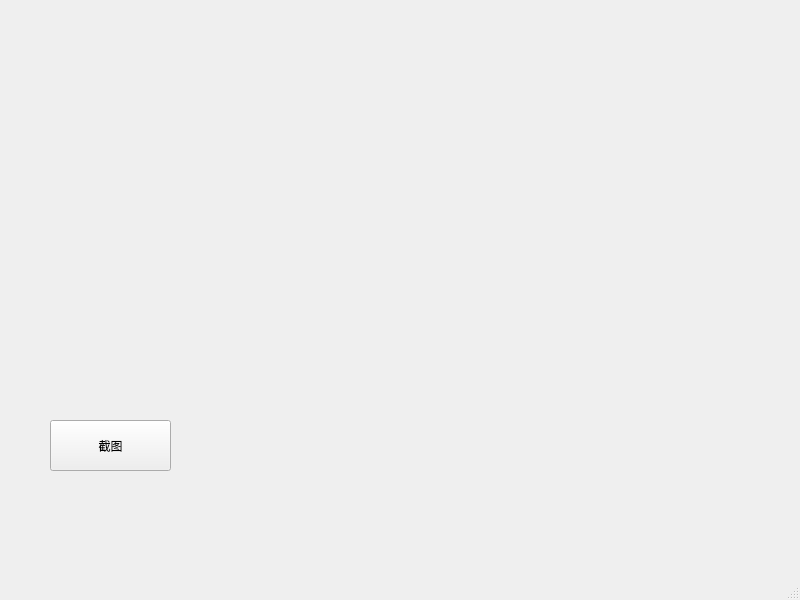
Before: the Qt Designer form ui/main.ui in protosskai/OCRTranslater, drawn with Qt 5.
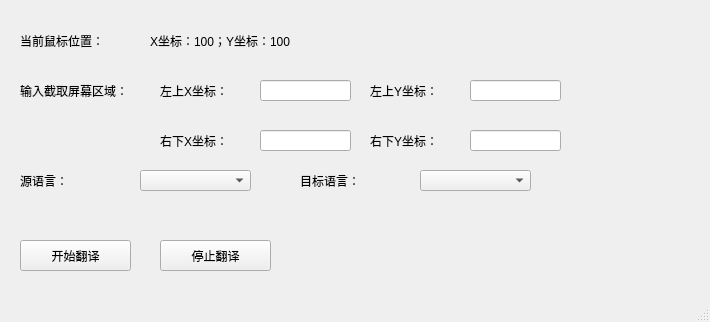
After: the same form once the commit is applied.

Commit message: 完成了OCR识别接口和翻译接口

Patch:
```diff
--- a/ui/main.ui
+++ b/ui/main.ui
@@ -6,25 +6,215 @@
    <rect>
     <x>0</x>
     <y>0</y>
-    <width>800</width>
-    <height>600</height>
+    <width>710</width>
+    <height>322</height>
    </rect>
   </property>
   <property name="windowTitle">
    <string>OCR翻译器</string>
   </property>
   <widget class="QWidget" name="centralwidget">
-   <widget class="QPushButton" name="cutButton">
+   <widget class="QLabel" name="label">
     <property name="geometry">
      <rect>
-      <x>50</x>
-      <y>420</y>
-      <width>121</width>
-      <height>51</height>
+      <x>20</x>
+      <y>20</y>
+      <width>111</width>
+      <height>41</height>
      </rect>
     </property>
     <property name="text">
-     <string>截图</string>
+     <string>当前鼠标位置：</string>
+    </property>
+   </widget>
+   <widget class="QLabel" name="label_2">
+    <property name="geometry">
+     <rect>
+      <x>150</x>
+      <y>20</y>
+      <width>261</width>
+      <height>41</height>
+     </rect>
+    </property>
+    <property name="text">
+     <string>X坐标：100；Y坐标：100</string>
+    </property>
+   </widget>
+   <widget class="QLabel" name="label_3">
+    <property name="geometry">
+     <rect>
+      <x>20</x>
+      <y>70</y>
+      <width>151</width>
+      <height>41</height>
+     </rect>
+    </property>
+    <property name="text">
+     <string>输入截取屏幕区域：</string>
+    </property>
+   </widget>
+   <widget class="QLabel" name="label_4">
+    <property name="geometry">
+     <rect>
+      <x>160</x>
+      <y>70</y>
+      <width>91</width>
+      <height>41</height>
+     </rect>
+    </property>
+    <property name="text">
+     <string>左上X坐标：</string>
+    </property>
+   </widget>
+   <widget class="QLineEdit" name="leftUpXEdit">
+    <property name="geometry">
+     <rect>
+      <x>260</x>
+      <y>80</y>
+      <width>91</width>
+      <height>21</height>
+     </rect>
+    </property>
+   </widget>
+   <widget class="QLineEdit" name="leftUpYEdit">
+    <property name="geometry">
+     <rect>
+      <x>470</x>
+      <y>80</y>
+      <width>91</width>
+      <height>21</height>
+     </rect>
+    </property>
+   </widget>
+   <widget class="QLabel" name="label_5">
+    <property name="geometry">
+     <rect>
+      <x>370</x>
+      <y>70</y>
+      <width>91</width>
+      <height>41</height>
+     </rect>
+    </property>
+    <property name="text">
+     <string>左上Y坐标：</string>
+    </property>
+   </widget>
+   <widget class="QLabel" name="label_6">
+    <property name="geometry">
+     <rect>
+      <x>370</x>
+      <y>120</y>
+      <width>91</width>
+      <height>41</height>
+     </rect>
+    </property>
+    <property name="text">
+     <string>右下Y坐标：</string>
+    </property>
+   </widget>
+   <widget class="QLineEdit" name="rightDownXEdit">
+    <property name="geometry">
+     <rect>
+      <x>260</x>
+      <y>130</y>
+      <width>91</width>
+      <height>21</height>
+     </rect>
+    </property>
+   </widget>
+   <widget class="QLineEdit" name="rightDownXEdit_2">
+    <property name="geometry">
+     <rect>
+      <x>470</x>
+      <y>130</y>
+      <width>91</width>
+      <height>21</height>
+     </rect>
+    </property>
+   </widget>
+   <widget class="QLabel" name="label_7">
+    <property name="geometry">
+     <rect>
+      <x>160</x>
+      <y>120</y>
+      <width>91</width>
+      <height>41</height>
+     </rect>
+    </property>
+    <property name="text">
+     <string>右下X坐标：</string>
+    </property>
+   </widget>
+   <widget class="QPushButton" name="beginTranslateButton">
+    <property name="geometry">
+     <rect>
+      <x>20</x>
+      <y>240</y>
+      <width>111</width>
+      <height>31</height>
+     </rect>
+    </property>
+    <property name="text">
+     <string>开始翻译</string>
+    </property>
+   </widget>
+   <widget class="QPushButton" name="stopTranslateButton">
+    <property name="geometry">
+     <rect>
+      <x>160</x>
+      <y>240</y>
+      <width>111</width>
+      <height>31</height>
+     </rect>
+    </property>
+    <property name="text">
+     <string>停止翻译</string>
+    </property>
+   </widget>
+   <widget class="QComboBox" name="comboBox">
+    <property name="geometry">
+     <rect>
+      <x>140</x>
+      <y>170</y>
+      <width>111</width>
+      <height>21</height>
+     </rect>
+    </property>
+   </widget>
+   <widget class="QLabel" name="label_8">
+    <property name="geometry">
+     <rect>
+      <x>20</x>
+      <y>160</y>
+      <width>111</width>
+      <height>41</height>
+     </rect>
+    </property>
+    <property name="text">
+     <string>源语言：</string>
+    </property>
+   </widget>
+   <widget class="QComboBox" name="comboBox_2">
+    <property name="geometry">
+     <rect>
+      <x>420</x>
+      <y>170</y>
+      <width>111</width>
+      <height>21</height>
+     </rect>
+    </property>
+   </widget>
+   <widget class="QLabel" name="label_9">
+    <property name="geometry">
+     <rect>
+      <x>300</x>
+      <y>160</y>
+      <width>111</width>
+      <height>41</height>
+     </rect>
+    </property>
+    <property name="text">
+     <string>目标语言：</string>
     </property>
    </widget>
   </widget>
```
Left out of the diff: 2 changed lines with no effect on the pictures. The commit also changes 11 other files.
